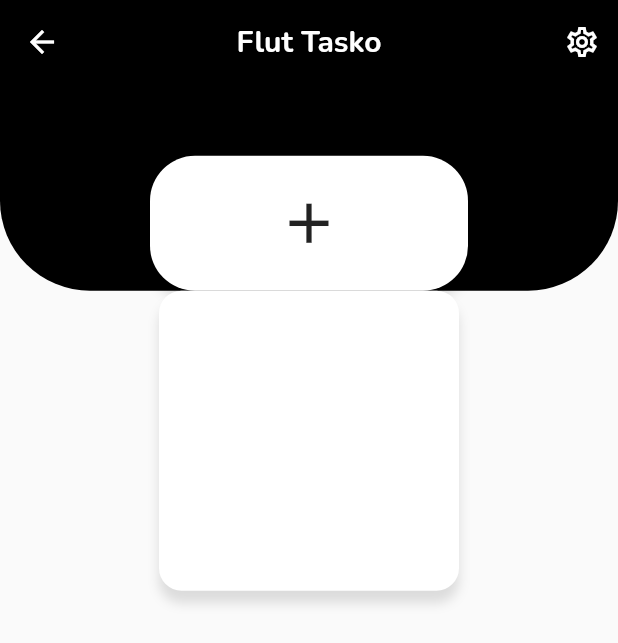
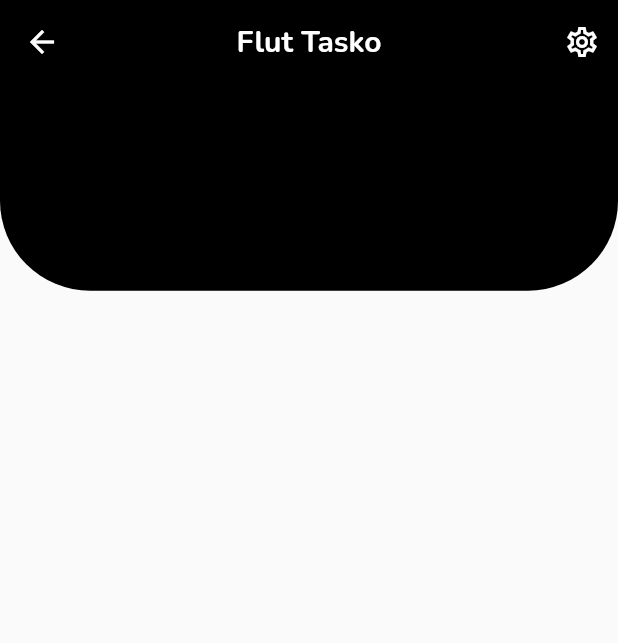
Before and after one commit to 5CYTH3/tasko_rem, a Flutter app: the screen it shows after launch, on a phone screen of 412 x 824 dp. Shown: the top 643 px of the screen. Run offline on Flutter 3.47's test engine with Material 2 defaults, Android fonts, the phone set to English and light mode, and no system bars; our stand-ins replace google_fonts.

Commit message:
Erased the addTask button and put in comment the square in the middle of the app

```diff
--- a/lib/components/Body.dart
+++ b/lib/components/Body.dart
@@ -20,28 +20,11 @@ class Body extends StatelessWidget {
 									),
 								),
               ),
-              Positioned(
-                bottom: 0,
-                left: 0,
-                right: 0,
-                child:
-                Container(
-                  margin: EdgeInsets.symmetric(horizontal: 100.0),
-                  width: 200.0,
-                  height: 90.0,
-                  decoration: BoxDecoration(
-                    borderRadius: BorderRadius.circular(30),
-                    color: Colors.white,
-                    boxShadow:[
-                      BoxShadow(blurRadius: 6, color: Colors.black12, offset: Offset(0, 8)),
-                    ]
-                  ),
-                  child: IconButton(icon: Icon(Icons.add), iconSize: 45,onPressed: () {},)
-                )
-              ),
 						]
 					),
 				),
+
+        /*
         Column(
           children: [
             Container(
@@ -57,6 +40,7 @@ class Body extends StatelessWidget {
             )
           ],
         )
+        */
 			],
 		);
 	}
```
